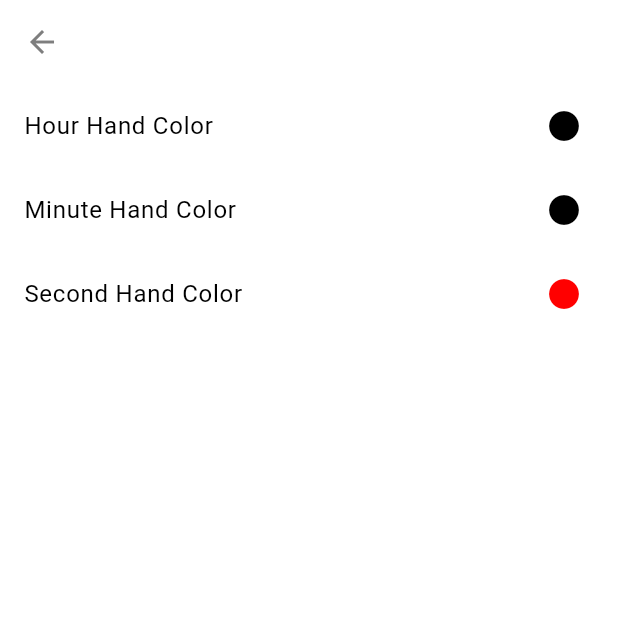
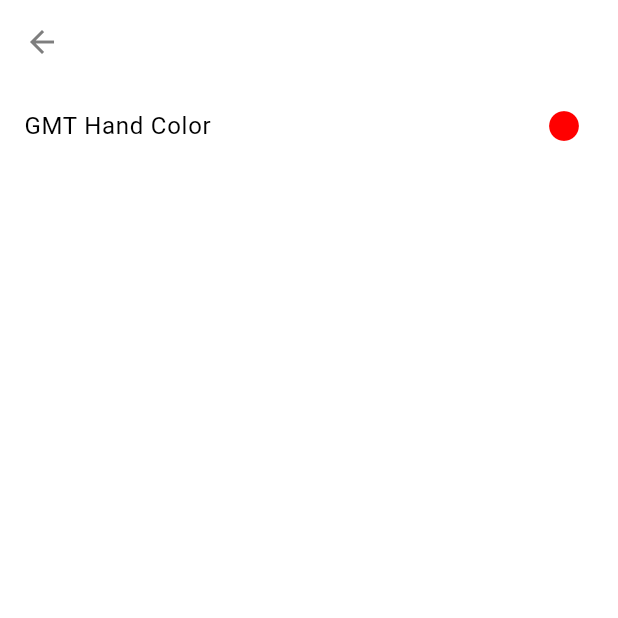
Before and after one commit to agmoss/clk, a Flutter app: the Settings screen opened by its route, on a phone screen of 412 x 824 dp, the top half of it. Run offline on Flutter 3.47's test engine with Material 3 defaults, Android fonts, the phone set to English and light mode, and no system bars; our stand-ins replace firebase_core, flutter_colorpicker, flutter_sizer, shared_preferences; accounts and stored records are empty.

Commit message:
feat: Better color options, adding firebase

```diff
--- a/lib/src/presentation/clock/clock.dart
+++ b/lib/src/presentation/clock/clock.dart
@@ -36,9 +36,7 @@ class _ClockState extends State<Clock> {
         height: double.maxFinite,
         child: CustomPaint(
           painter: ClockPainter(
-            hourHandColor: Theme.of(context).colorScheme.getHourHandColor,
-            minuteHandColor: Theme.of(context).colorScheme.getMinuteHandColor,
-            secondHandColor: Theme.of(context).colorScheme.getSecondHandColor,
+            handColor: Theme.of(context).colorScheme.getHandColor,
             dialColor: Theme.of(context).colorScheme.getDialColor,
             markerColor: Theme.of(context).colorScheme.getMarkerColor,
             gmtHandColor: Theme.of(context).colorScheme.getGmtHandColor,
--- a/lib/src/presentation/clock/clock_layout.dart
+++ b/lib/src/presentation/clock/clock_layout.dart
@@ -19,6 +19,7 @@ class ClockLayout extends StatelessWidget {
       backgroundColor: Theme.of(context).colorScheme.background,
       resizeToAvoidBottomInset: true,
       appBar: AppBar(
+        backgroundColor: Theme.of(context).colorScheme.background,
         leading: null,
         automaticallyImplyLeading: false,
         actions: <Widget>[
--- a/lib/src/presentation/settings/settings.dart
+++ b/lib/src/presentation/settings/settings.dart
@@ -13,18 +13,14 @@ class Settings extends StatefulWidget {
 }
 
 class _SettingsState extends State<Settings> {
-  late Color _tempHourHandColor;
-  late Color _tempMinuteHandColor;
-  late Color _tempSecondHandColor;
+  late Color _tempGmtHandColor;
   late Color _tempLumeColor;
 
   @override
   void didChangeDependencies() {
     super.didChangeDependencies();
     final themeModel = Provider.of<ThemeModel>(context, listen: false);
-    _tempHourHandColor = themeModel.hourHandColor;
-    _tempMinuteHandColor = themeModel.minuteHandColor;
-    _tempSecondHandColor = themeModel.secondHandColor;
+    _tempGmtHandColor = themeModel.gmtHandColor;
     _tempLumeColor = themeModel.lumeColor;
   }
 
@@ -66,27 +62,11 @@ class _SettingsState extends State<Settings> {
           ]
         : [
             ListTile(
-              title: const Text('Hour Hand Color'),
-              trailing: Icon(Icons.circle, color: _tempHourHandColor),
-              onTap: () => _showColorPicker(_tempHourHandColor, (color) {
-                setState(() => _tempHourHandColor = color);
-                themeModel.setHourHandColor(color);
-              }),
-            ),
-            ListTile(
-              title: const Text('Minute Hand Color'),
-              trailing: Icon(Icons.circle, color: _tempMinuteHandColor),
-              onTap: () => _showColorPicker(_tempMinuteHandColor, (color) {
-                setState(() => _tempMinuteHandColor = color);
-                themeModel.setMinuteHandColor(color);
-              }),
-            ),
-            ListTile(
-              title: const Text('Second Hand Color'),
-              trailing: Icon(Icons.circle, color: _tempSecondHandColor),
-              onTap: () => _showColorPicker(_tempSecondHandColor, (color) {
-                setState(() => _tempSecondHandColor = color);
-                themeModel.setSecondHandColor(color);
+              title: const Text('GMT Hand Color'),
+              trailing: Icon(Icons.circle, color: _tempGmtHandColor),
+              onTap: () => _showColorPicker(_tempGmtHandColor, (color) {
+                setState(() => _tempGmtHandColor = color);
+                themeModel.setGmtHandColor(color);
               }),
             )
           ];
--- a/lib/src/presentation/settings/settings_layout.dart
+++ b/lib/src/presentation/settings/settings_layout.dart
@@ -15,6 +15,7 @@ class SettingLayout extends StatelessWidget {
       backgroundColor: Theme.of(context).colorScheme.background,
       resizeToAvoidBottomInset: true,
       appBar: AppBar(
+        backgroundColor: Theme.of(context).colorScheme.background,
         leading: IconButton(
           color: Theme.of(context).colorScheme.altColor,
           icon: const Icon(Icons.arrow_back),
--- a/lib/src/theme/theme.dart
+++ b/lib/src/theme/theme.dart
@@ -1,21 +1,15 @@
 import 'package:flutter/material.dart';
 
 extension CustomColorScheme on ColorScheme {
-  Color get getHourHandColor => primary;
-  setHourHandColor(Color color) => copyWith(primary: color);
-
-  Color get getMinuteHandColor => secondary;
-  setMinuteHandColor(Color color) => copyWith(secondary: color);
-
-  Color get getSecondHandColor => tertiary;
-  setSecondHandColor(Color color) => copyWith(tertiary: color);
+  Color get getHandColor => primary;
 
   setLume(Color color) => copyWith(
       primary: color, secondary: color, tertiary: color, outline: color);
 
   Color get getLumeColor => primary;
 
-  Color get getGmtHandColor => error;
+  Color get getGmtHandColor => secondary;
+  setGmtHandColor(Color color) => copyWith(secondary: color);
 
   Color get altColor => error;
 
@@ -27,11 +21,11 @@ extension CustomColorScheme on ColorScheme {
 }
 
 const lightColorScheme = ColorScheme(
-  primary: Color.fromARGB(255, 0, 0, 0), // Hour
-  secondary: Color.fromARGB(255, 0, 0, 0), // Minute
-  tertiary: Color.fromARGB(255, 255, 0, 0), // Second
-  surface: Color.fromARGB(255, 255, 255, 255), // Dial
-  outline: Color.fromARGB(255, 0, 0, 0), // Marker
+  primary: Color.fromARGB(255, 255, 255, 255),
+  secondary: Color.fromARGB(255, 255, 0, 0), // GMT Hand
+  tertiary: Color.fromARGB(255, 255, 0, 0),
+  surface: Color.fromARGB(255, 0, 0, 0), // Dial
+  outline: Color.fromARGB(255, 255, 255, 255), // Marker
   background: Color.fromARGB(255, 255, 255, 255),
   error: Color.fromARGB(255, 126, 126, 126), // Toggler
   onPrimary: Colors.black,
--- a/lib/src/theme/theme_model.dart
+++ b/lib/src/theme/theme_model.dart
@@ -6,10 +6,7 @@ import 'theme.dart';
 
 class ThemeModel extends ChangeNotifier {
   ThemeData get currentTheme => _currentTheme;
-
-  Color get hourHandColor => _currentTheme.colorScheme.getHourHandColor;
-  Color get minuteHandColor => _currentTheme.colorScheme.getMinuteHandColor;
-  Color get secondHandColor => _currentTheme.colorScheme.getSecondHandColor;
+  Color get gmtHandColor => _currentTheme.colorScheme.getGmtHandColor;
   Color get lumeColor => _currentTheme.colorScheme.getLumeColor;
 
   late ThemeData _currentTheme;
@@ -60,22 +57,10 @@ class ThemeModel extends ChangeNotifier {
     }
   }
 
-  void setHourHandColor(Color color) {
-    setColor(color,
-        lightPrefKey: 'lightPrimary',
-        copyWithColor: (scheme, color) => scheme.setHourHandColor(color));
-  }
-
-  void setMinuteHandColor(Color color) {
+  void setGmtHandColor(Color color) {
     setColor(color,
         lightPrefKey: 'lightSecondary',
-        copyWithColor: (scheme, color) => scheme.setMinuteHandColor(color));
-  }
-
-  void setSecondHandColor(Color color) {
-    setColor(color,
-        lightPrefKey: 'lightTertiary',
-        copyWithColor: (scheme, color) => scheme.setSecondHandColor(color));
+        copyWithColor: (scheme, color) => scheme.setGmtHandColor(color));
   }
 
   void setLume(Color color) {
--- a/pubspec.yaml
+++ b/pubspec.yaml
@@ -1,5 +1,5 @@
 name: clk
-description: A new Flutter project.
+description: clk
 publish_to: 'none'
 version: 0.1.0
 
```
Also changed, not shown: lib/src/presentation/clock/clock_painter.dart (+27 -17 lines), lib/firebase_options.dart (added), pubspec.lock, 4 other files.
